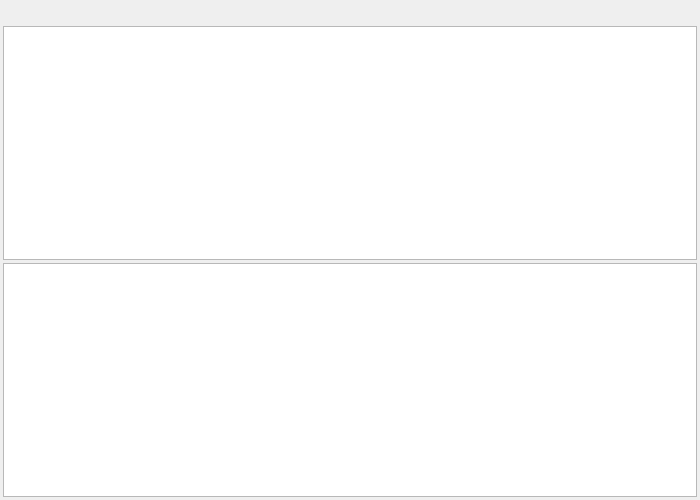
MesserLab/SLiM, file QtSLiM/QtSLiMDebugOutputWindow.ui: the form before one commit.
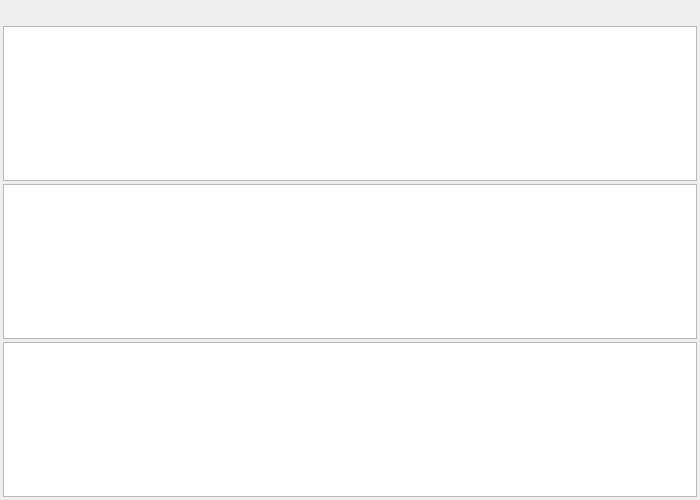
The form after the commit. Icons and pictures are not drawn. Custom widgets are drawn as their Qt base class.

Commit message: add a SLiMgui debug output Scheduling tab

```diff
--- a/QtSLiM/QtSLiMDebugOutputWindow.ui
+++ b/QtSLiM/QtSLiMDebugOutputWindow.ui
@@ -114,6 +114,16 @@
      </property>
     </widget>
    </item>
+   <item>
+    <widget class="QtSLiMTextEdit" name="schedulingOutputTextEdit">
+     <property name="undoRedoEnabled">
+      <bool>false</bool>
+     </property>
+     <property name="readOnly">
+      <bool>true</bool>
+     </property>
+    </widget>
+   </item>
   </layout>
  </widget>
  <customwidgets>
```
The commit also changes 12 other files.
